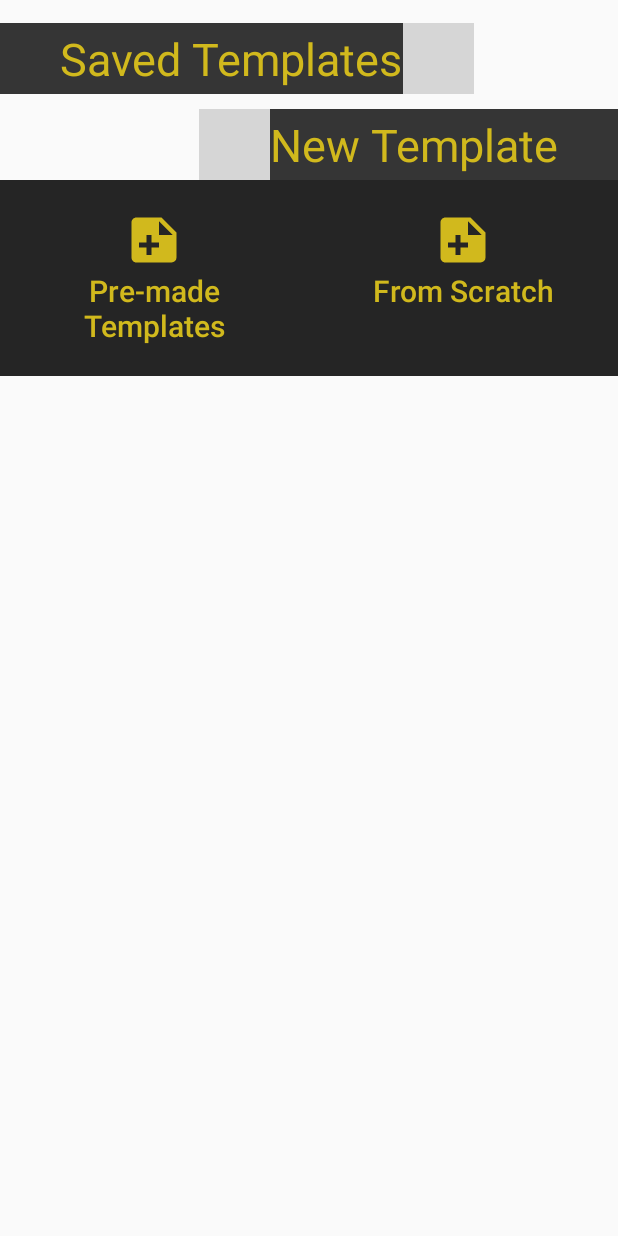
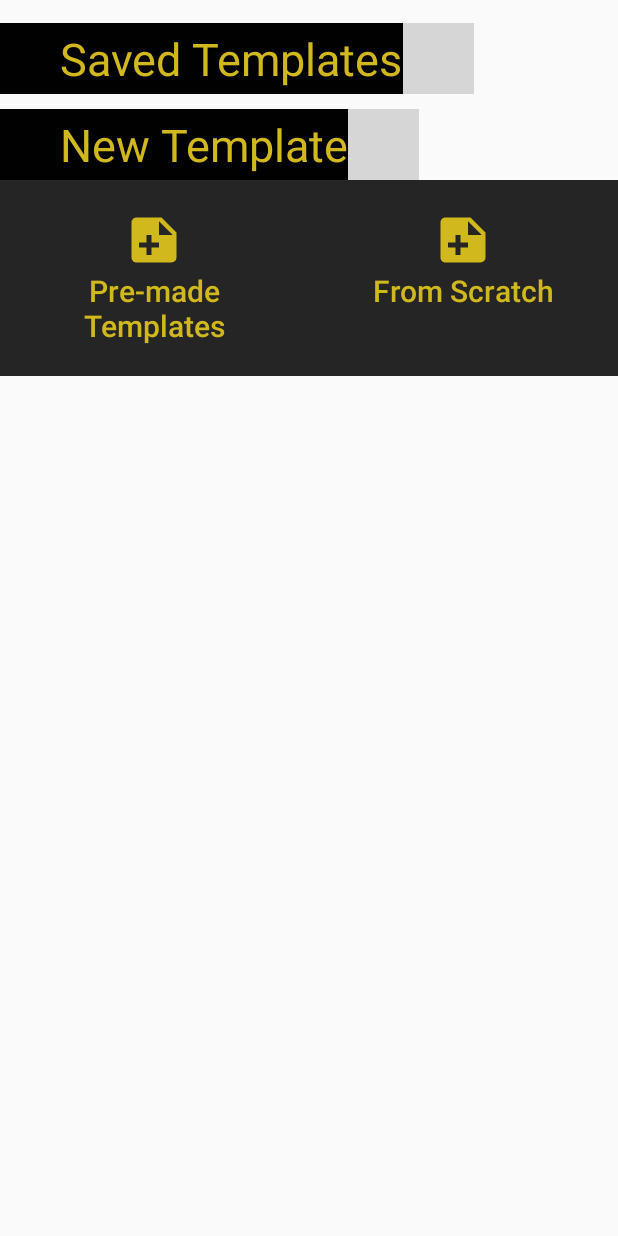
Before and after one commit to therealccarter/Liftdom, an Android app: the layout fragment_template_menu.xml on its own in the app's theme, with its tools: preview values and no code run, on a phone screen of 412 x 824 dp. Run offline under Robolectric (Android 15) with nearby library versions, the phone set to English and light mode, and no system bars; grey boxes are pictures that could not be loaded.

```diff
--- a/app/src/main/java/com/liftdom/liftdom/SignInTab2.java
+++ b/app/src/main/java/com/liftdom/liftdom/SignInTab2.java
@@ -23,7 +23,9 @@ public class SignInTab2 extends Fragment {
     public View onCreateView(LayoutInflater inflater, ViewGroup container,
                              Bundle savedInstanceState) {
         // Inflate the layout for this fragment
-        return inflater.inflate(R.layout.fragment_sign_in_tab2, container, false);
+        View view = inflater.inflate(R.layout.fragment_sign_in_tab2, container, false);
+
+        return view;
     }
 
 }
--- a/app/src/main/java/com/liftdom/template_housing/MyTemplatesFrag.java
+++ b/app/src/main/java/com/liftdom/template_housing/MyTemplatesFrag.java
@@ -59,7 +59,7 @@ public class MyTemplatesFrag extends Fragment {
         savedTemplatesTitle.setTypeface(lobster);
 
         //TODO: loading symbol until it loads...
-        //TODO: forward then backpress allows for re-adding views (error)
+        //TODO: forward then backpress is re-adding extra views (error)
         if(savedInstanceState == null) {//
             savedTemplatesTitle.setTypeface(lobster);
             DatabaseReference mDatabase  = FirebaseDatabase.getInstance().getReference();
--- a/app/src/main/res/layout/fragment_template_menu.xml
+++ b/app/src/main/res/layout/fragment_template_menu.xml
@@ -21,7 +21,7 @@
                 android:layout_width="wrap_content"
                 android:layout_height="wrap_content"
                 android:orientation="horizontal"
-                android:background="@color/transBlack1"
+                android:background="@color/black"
                 android:gravity="end|center_vertical"
                 android:paddingStart="40dp"
         >
@@ -49,12 +49,22 @@
                 android:layout_width="wrap_content"
                 android:layout_height="wrap_content"
                 android:orientation="horizontal"
-                android:background="@color/transBlack1"
+                android:background="@color/black"
                 android:gravity="end|center_vertical"
-                android:paddingEnd="40dp"
+                android:paddingStart="40dp"
                 android:layout_marginTop="10dp"
-                android:layout_gravity="end"
+                android:layout_gravity="start"
         >
+
+            <TextView
+                    android:layout_width="wrap_content"
+                    android:layout_height="wrap_content"
+                    android:textAllCaps="false"
+                    android:text="@string/new_template"
+                    android:textColor="@color/liftrGold1"
+                    android:textSize="30sp"
+                    android:id="@+id/text_new_template"
+            />
 
             <ImageView
                     android:id="@+id/new_template_image"
@@ -65,15 +75,6 @@
                     android:paddingStart="7dp"
             />
 
-            <TextView
-                    android:layout_width="wrap_content"
-                    android:layout_height="wrap_content"
-                    android:textAllCaps="false"
-                    android:text="@string/new_template"
-                    android:textColor="@color/liftrGold1"
-                    android:textSize="30sp"
-                    android:id="@+id/text_new_template"
-            />
 
         </LinearLayout>
 
```
Also changed, not shown: app/src/main/java/com/liftdom/template_housing/TemplateListItem.java (+24 -0 lines), app/src/main/res/layout/fragment_sign_in_tab1.xml (+8 -0 lines), 1 other file.
